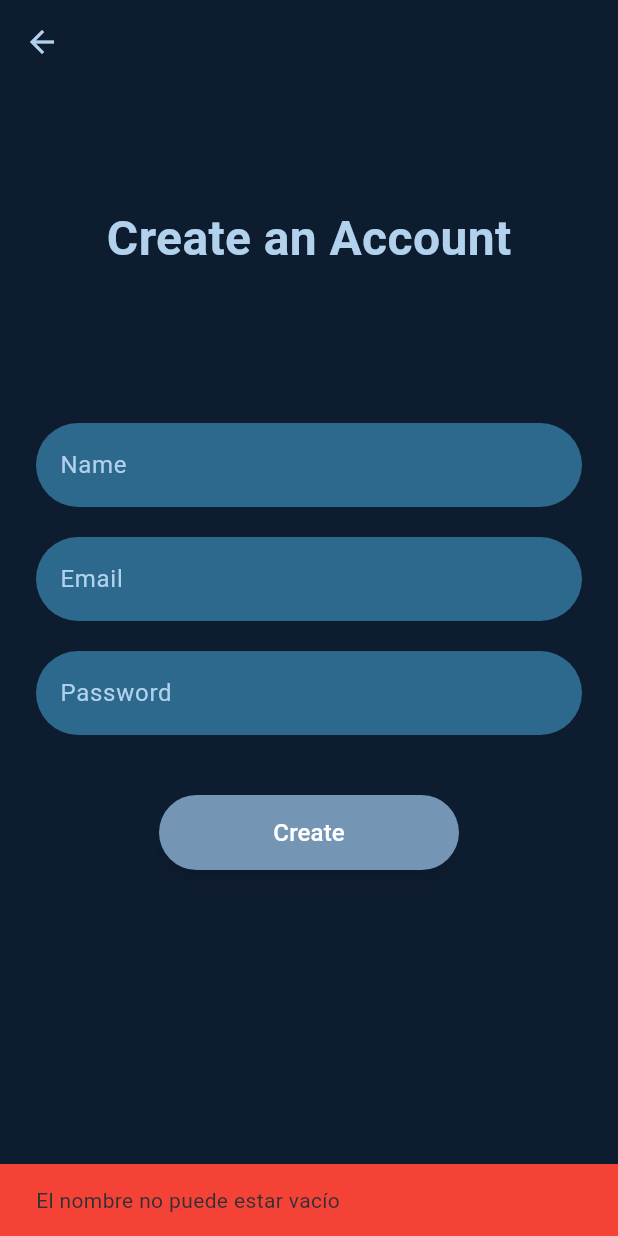
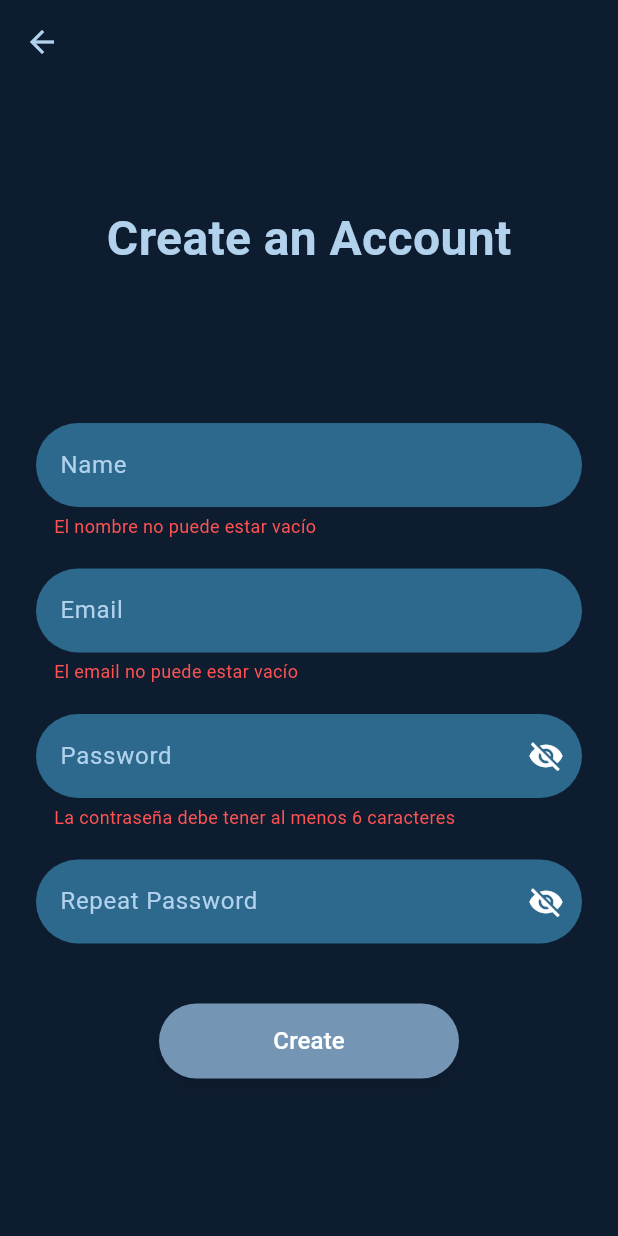
Before and after one commit to sbcesar/Spotify-Front, a Flutter app: the RegisterScreen screen opened by its route, after a tap on "Create", on a phone screen of 412 x 824 dp. Run offline on Flutter 3.47's test engine with Material 3 defaults, Android fonts, the phone set to English and light mode, and no system bars; our stand-ins replace firebase_auth, firebase_core, just_audio; accounts and stored records are empty; network calls fail.

Commit message:
arreglado pequeños detalles de interfaz

```diff
--- a/lib/Screens/register_screen.dart
+++ b/lib/Screens/register_screen.dart
@@ -14,32 +14,53 @@ class _RegisterScreenState extends State<RegisterScreen> {
   final _nombreController = TextEditingController();
   final _emailController = TextEditingController();
   final _passwordController = TextEditingController();
+  final _repeatPasswordController = TextEditingController();
 
-  bool _validateFields() {
-    if (_nombreController.text.isEmpty) {
-      _showSnackBar("El nombre no puede estar vacío");
-      return false;
-    }
-    if (_emailController.text.isEmpty ||
-        !_emailController.text.contains('@') ||
-        !_emailController.text.contains('.')) {
-      _showSnackBar("El email no es válido");
-      return false;
-    }
-    if (_passwordController.text.length < 6) {
-      _showSnackBar("La contraseña debe tener al menos 6 caracteres");
-      return false;
-    }
-    return true;
-  }
+  bool _obscurePassword = true;
+  bool _obscureRepeatPassword = true;
 
-  void _showSnackBar(String message, [Color color = Colors.red]) {
+  String? _nombreError;
+  String? _emailError;
+  String? _passwordError;
+  String? _repeatPasswordError;
+
+  void _showSnackBar(String message, {Color color = Colors.red}) {
     ScaffoldMessenger.of(context).showSnackBar(
-      SnackBar(content: Text(message), backgroundColor: color),
+      SnackBar(
+        content: Text(message),
+        backgroundColor: color,
+        behavior: SnackBarBehavior.floating,
+        shape: RoundedRectangleBorder(borderRadius: BorderRadius.circular(12)),
+        margin: const EdgeInsets.all(16),
+      ),
     );
   }
 
-  Future<void> _registerUser(AuthViewModel authViewModel) async {
+  bool _validateFields() {
+    setState(() {
+      _nombreError = _nombreController.text.isEmpty ? 'El nombre no puede estar vacío' : null;
+
+      if (_emailController.text.isEmpty) {
+        _emailError = 'El email no puede estar vacío';
+      } else if (!_emailController.text.contains('@') || !_emailController.text.contains('.')) {
+        _emailError = 'El email no es válido';
+      } else {
+        _emailError = null;
+      }
+
+      _passwordError = _passwordController.text.length < 6
+          ? 'La contraseña debe tener al menos 6 caracteres'
+          : null;
+
+      _repeatPasswordError = _passwordController.text != _repeatPasswordController.text
+          ? 'Las contraseñas no coinciden'
+          : null;
+    });
+
+    return [_nombreError, _emailError, _passwordError, _repeatPasswordError].every((e) => e == null);
+  }
+
+  Future<void> _registerUser(AuthViewModel vm) async {
     if (!_validateFields()) return;
 
     final usuario = UsuarioRegisterDTO(
@@ -48,27 +69,26 @@ class _RegisterScreenState extends State<RegisterScreen> {
       password: _passwordController.text,
     );
 
-    final success = await authViewModel.register(usuario);
+    final success = await vm.register(usuario);
     if (success) {
-      _showSnackBar("Registro exitoso", Colors.green);
+      _showSnackBar("Registro exitoso", color: Colors.green);
       Navigator.pushReplacementNamed(context, '/main');
-    } else if (authViewModel.error != null) {
-      _showSnackBar(authViewModel.error!);
+    } else if (vm.error != null) {
+      _showSnackBar(vm.error!);
     }
   }
 
   @override
   Widget build(BuildContext context) {
     return Consumer<AuthViewModel>(
-      builder: (context, authViewModel, child) {
+      builder: (context, vm, _) {
         return Scaffold(
           backgroundColor: const Color(0xFF0D1C2F),
           appBar: AppBar(
             backgroundColor: const Color(0xFF0D1C2F),
             elevation: 0,
             leading: IconButton(
-              icon: const Icon(Icons.arrow_back),
-              color: const Color(0xFFB1D1EC),
+              icon: const Icon(Icons.arrow_back, color: Color(0xFFB1D1EC)),
               onPressed: () => Navigator.pop(context),
             ),
           ),
@@ -87,56 +107,52 @@ class _RegisterScreenState extends State<RegisterScreen> {
                     ),
                   ),
                   const SizedBox(height: 100),
-                  TextField(
+
+                  // Nombre
+                  _buildField(
                     controller: _nombreController,
-                    decoration: InputDecoration(
-                      labelText: "Name",
-                      labelStyle: const TextStyle(color: Color(0xFFB1D1EC)),
-                      filled: true,
-                      fillColor: const Color(0xFF2C698D),
-                      border: OutlineInputBorder(
-                        borderRadius: BorderRadius.circular(30),
-                        borderSide: BorderSide.none,
-                      ),
-                    ),
-                    style: const TextStyle(color: Colors.white),
+                    label: "Name",
+                    errorText: _nombreError,
                   ),
+
                   const SizedBox(height: 20),
-                  TextField(
+
+                  // Email
+                  _buildField(
                     controller: _emailController,
-                    decoration: InputDecoration(
-                      labelText: "Email",
-                      labelStyle: const TextStyle(color: Color(0xFFB1D1EC)),
-                      filled: true,
-                      fillColor: const Color(0xFF2C698D),
-                      border: OutlineInputBorder(
-                        borderRadius: BorderRadius.circular(30),
-                        borderSide: BorderSide.none,
-                      ),
-                    ),
-                    style: const TextStyle(color: Colors.white),
+                    label: "Email",
+                    errorText: _emailError,
                   ),
+
                   const SizedBox(height: 20),
-                  TextField(
+
+                  // Contraseña
+                  _buildField(
                     controller: _passwordController,
-                    decoration: InputDecoration(
-                      labelText: "Password",
-                      labelStyle: const TextStyle(color: Color(0xFFB1D1EC)),
-                      filled: true,
-                      fillColor: const Color(0xFF2C698D),
-                      border: OutlineInputBorder(
-                        borderRadius: BorderRadius.circular(30),
-                        borderSide: BorderSide.none,
-                      ),
-                    ),
-                    obscureText: true,
-                    style: const TextStyle(color: Colors.white),
+                    label: "Password",
+                    errorText: _passwordError,
+                    obscureText: _obscurePassword,
+                    toggleObscure: () =>
+                        setState(() => _obscurePassword = !_obscurePassword),
                   ),
+
+                  const SizedBox(height: 20),
+
+                  // Repetir contraseña
+                  _buildField(
+                    controller: _repeatPasswordController,
+                    label: "Repeat Password",
+                    errorText: _repeatPasswordError,
+                    obscureText: _obscureRepeatPassword,
+                    toggleObscure: () =>
+                        setState(() => _obscureRepeatPassword = !_obscureRepeatPassword),
+                  ),
+
                   const SizedBox(height: 40),
+
+                  // Botón de registro
                   ElevatedButton(
-                    onPressed: authViewModel.isLoading
-                        ? null
-                        : () => _registerUser(authViewModel),
+                    onPressed: vm.isLoading ? null : () => _registerUser(vm),
                     style: ElevatedButton.styleFrom(
                       backgroundColor: const Color(0xFF7495B4),
                       minimumSize: const Size(200, 50),
@@ -146,14 +162,9 @@ class _RegisterScreenState extends State<RegisterScreen> {
                       shadowColor: Colors.black.withOpacity(0.3),
                       elevation: 5,
                     ),
-                    child: authViewModel.isLoading
-                        ? const CircularProgressIndicator(
-                            valueColor: AlwaysStoppedAnimation<Color>(Colors.white),
-                          )
-                        : const Text(
-                            "Create",
-                            style: TextStyle(color: Colors.white, fontSize: 16),
-                          ),
+                    child: vm.isLoading
+                        ? const CircularProgressIndicator(color: Colors.white)
+                        : const Text("Create", style: TextStyle(color: Colors.white, fontSize: 16)),
                   ),
                 ],
               ),
@@ -163,4 +174,50 @@ class _RegisterScreenState extends State<RegisterScreen> {
       },
     );
   }
+
+  Widget _buildField({
+    required TextEditingController controller,
+    required String label,
+    String? errorText,
+    bool obscureText = false,
+    VoidCallback? toggleObscure,
+  }) {
+    return Column(
+      crossAxisAlignment: CrossAxisAlignment.start,
+      children: [
+        TextField(
+          controller: controller,
+          obscureText: obscureText,
+          style: const TextStyle(color: Colors.white),
+          decoration: InputDecoration(
+            labelText: label,
+            labelStyle: const TextStyle(color: Color(0xFFB1D1EC)),
+            filled: true,
+            fillColor: const Color(0xFF2C698D),
+            border: OutlineInputBorder(
+              borderRadius: BorderRadius.circular(30),
+              borderSide: BorderSide.none,
+            ),
+            suffixIcon: toggleObscure != null
+                ? IconButton(
+                    icon: Icon(
+                      obscureText ? Icons.visibility_off : Icons.visibility,
+                      color: Colors.white,
+                    ),
+                    onPressed: toggleObscure,
+                  )
+                : null,
+          ),
+        ),
+        if (errorText != null)
+          Padding(
+            padding: const EdgeInsets.only(top: 4, left: 12),
+            child: Text(
+              errorText,
+              style: const TextStyle(color: Colors.redAccent, fontSize: 12),
+            ),
+          ),
+      ],
+    );
+  }
 }
```
Also changed, not shown: lib/Screens/details/playlist_detail_screen.dart (+9 -0 lines), lib/Screens/home_screen.dart (+21 -20 lines), lib/Screens/library_screen.dart (+6 -1 lines), lib/Screens/login_screen.dart (+13 -1 lines).
